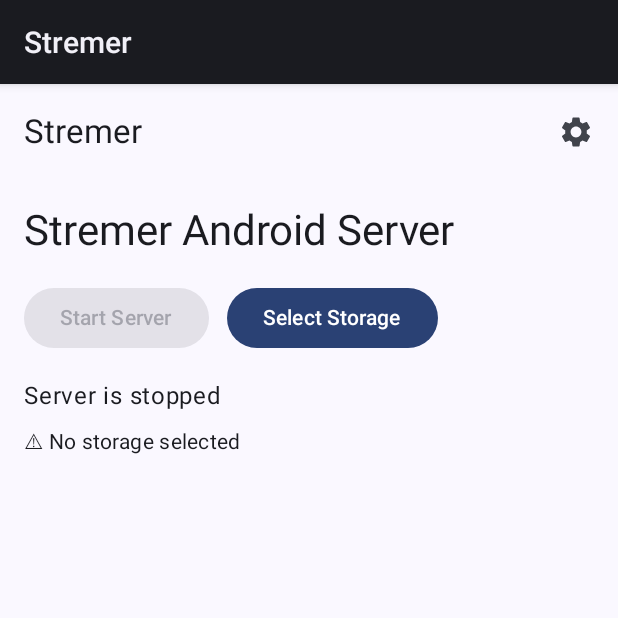
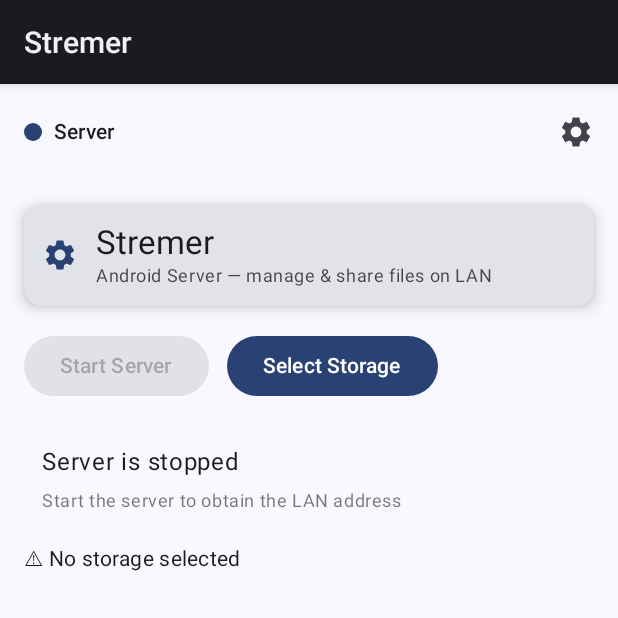
Before and after one commit to saurabhsingh33/Stremer, an Android app built with Jetpack Compose: the screen it shows after launch (MainActivity), on a phone screen of 412 x 824 dp, the top half of it. Run offline under Robolectric (Android 15) with nearby library versions, the phone set to English and light mode, and no system bars; libraries missing offline, so code that uses them is left out: io.ktor.server; 4 statements that could not run were skipped.

Commit message:
Server UI enhanced

```diff
--- a/server-android/app/src/main/java/com/stremer/MainActivity.kt
+++ b/server-android/app/src/main/java/com/stremer/MainActivity.kt
@@ -4,8 +4,11 @@ package com.stremer
 import android.os.Bundle
 import androidx.activity.ComponentActivity
 import androidx.activity.compose.setContent
-import androidx.compose.foundation.layout.fillMaxSize
-import androidx.compose.foundation.layout.padding
+import androidx.compose.foundation.layout.*
+import androidx.compose.foundation.shape.CircleShape
+import androidx.compose.foundation.background
+import androidx.compose.ui.Alignment
+import androidx.compose.ui.draw.clip
 import androidx.compose.material.icons.Icons
 import androidx.compose.material.icons.automirrored.filled.ArrowBack
 import androidx.compose.material.icons.filled.Settings
@@ -17,6 +20,7 @@ import androidx.compose.material3.Surface
 import androidx.compose.material3.Text
 import androidx.compose.material3.TopAppBar
 import androidx.compose.ui.Modifier
+import androidx.compose.ui.unit.dp
 import androidx.compose.runtime.getValue
 import androidx.compose.runtime.setValue
 import androidx.compose.runtime.remember
@@ -34,7 +38,20 @@ class MainActivity : ComponentActivity() {
                 Scaffold(
                     topBar = {
                         TopAppBar(
-                            title = { Text(if (inSettings) "Settings" else "Stremer") },
+                                    title = {
+                                        if (inSettings) {
+                                            Text("Settings")
+                                        } else {
+                                            Row(verticalAlignment = Alignment.CenterVertically) {
+                                                Box(modifier = Modifier
+                                                    .size(12.dp)
+                                                    .clip(CircleShape)
+                                                    .background(MaterialTheme.colorScheme.primary))
+                                                Spacer(modifier = Modifier.width(8.dp))
+                                                Text("Server", style = MaterialTheme.typography.titleSmall)
+                                            }
+                                        }
+                                    },
                             navigationIcon = {
                                 if (inSettings) {
                                     IconButton(onClick = { inSettings = false }) {
--- a/server-android/app/src/main/java/com/stremer/ui/MainScreen.kt
+++ b/server-android/app/src/main/java/com/stremer/ui/MainScreen.kt
@@ -5,6 +5,10 @@ import androidx.activity.result.contract.ActivityResultContracts
 import androidx.compose.foundation.layout.*
 import androidx.compose.material3.*
 import androidx.compose.runtime.*
+import androidx.compose.animation.Crossfade
+import androidx.compose.animation.animateColorAsState
+import androidx.compose.material.icons.Icons
+import androidx.compose.material.icons.filled.Settings
 import androidx.compose.ui.Modifier
 import androidx.compose.ui.platform.LocalContext
 import androidx.compose.ui.unit.dp
@@ -21,6 +25,14 @@ fun MainScreen() {
         ServiceLocator.init(context as android.app.Activity)
     }
 
+    // Poll Server.isRunning() every 500ms to keep UI in sync with actual engine state
+    LaunchedEffect(Unit) {
+        while (true) {
+            kotlinx.coroutines.delay(500)
+            serverRunning = Server.isRunning()
+        }
+    }
+
     // Observe actual storage state (survives navigation) via ServiceLocator flow
     val storageSelected by ServiceLocator.rootSetFlow.collectAsState(initial = ServiceLocator.isRootSet())
 
@@ -30,18 +42,33 @@ fun MainScreen() {
         }
     }
 
+    // Main content column
     Column(modifier = Modifier
         .fillMaxSize()
         .padding(16.dp)) {
-        Text(
-            text = "Stremer Android Server",
-            style = MaterialTheme.typography.headlineMedium,
-            color = MaterialTheme.colorScheme.onBackground
-        )
+        // Compact header card with subtle entrance animation
+        androidx.compose.animation.Crossfade(targetState = true) { _ ->
+            Card(modifier = Modifier.fillMaxWidth(), elevation = CardDefaults.cardElevation(defaultElevation = 6.dp)) {
+                Row(modifier = Modifier
+                    .fillMaxWidth()
+                    .padding(12.dp), verticalAlignment = androidx.compose.ui.Alignment.CenterVertically) {
+                    androidx.compose.material3.Icon(
+                        imageVector = Icons.Filled.Settings,
+                        contentDescription = "Server",
+                        tint = MaterialTheme.colorScheme.primary
+                    )
+                    Spacer(modifier = Modifier.width(12.dp))
+                    Column {
+                        Text(text = "Stremer", style = MaterialTheme.typography.titleLarge)
+                        Text(text = "Android Server — manage & share files on LAN", style = MaterialTheme.typography.bodySmall, color = MaterialTheme.colorScheme.onBackground.copy(alpha = 0.8f))
+                    }
+                }
+            }
+        }
         Spacer(modifier = Modifier.height(16.dp))
         Row(horizontalArrangement = Arrangement.spacedBy(12.dp)) {
             Button(
-                enabled = serverRunning || storageSelected,
+                enabled = storageSelected,
                 onClick = {
                     if (serverRunning) {
                         StremerServerService.stop(context)
@@ -67,24 +94,19 @@ fun MainScreen() {
             }
         }
         Spacer(modifier = Modifier.height(16.dp))
-        if (serverRunning || Server.isRunning()) {
-            Text(
-                text = "Server is running on LAN",
-                style = MaterialTheme.typography.bodyLarge,
-                color = MaterialTheme.colorScheme.primary
-            )
-            Spacer(modifier = Modifier.height(8.dp))
-            Text(
-                text = "Connect to: ${Server.getServerUrl()}",
-                style = MaterialTheme.typography.bodyMedium,
-                color = MaterialTheme.colorScheme.onBackground
-            )
-        } else {
-            Text(
-                text = "Server is stopped",
-                style = MaterialTheme.typography.bodyLarge,
-                color = MaterialTheme.colorScheme.onBackground
-            )
+        // Status card with animated color when server running
+        // Use the serverRunning state variable so UI recomposes when polling updates it
+        val bgColor by animateColorAsState(targetValue = if (serverRunning) MaterialTheme.colorScheme.primary.copy(alpha = 0.12f) else MaterialTheme.colorScheme.surface)
+        Card(modifier = Modifier.fillMaxWidth(), colors = CardDefaults.cardColors(containerColor = bgColor)) {
+            Column(modifier = Modifier.padding(12.dp)) {
+                Text(text = if (serverRunning) "Server is running on LAN" else "Server is stopped", style = MaterialTheme.typography.bodyLarge, color = MaterialTheme.colorScheme.onBackground)
+                Spacer(modifier = Modifier.height(6.dp))
+                if (serverRunning) {
+                    Text(text = "Connect to: ${Server.getServerUrl()}", style = MaterialTheme.typography.bodySmall, color = MaterialTheme.colorScheme.onBackground.copy(alpha = 0.8f))
+                } else {
+                    Text(text = "Start the server to obtain the LAN address", style = MaterialTheme.typography.bodySmall, color = MaterialTheme.colorScheme.onBackground.copy(alpha = 0.6f))
+                }
+            }
         }
         Spacer(modifier = Modifier.height(8.dp))
         Column {
```
